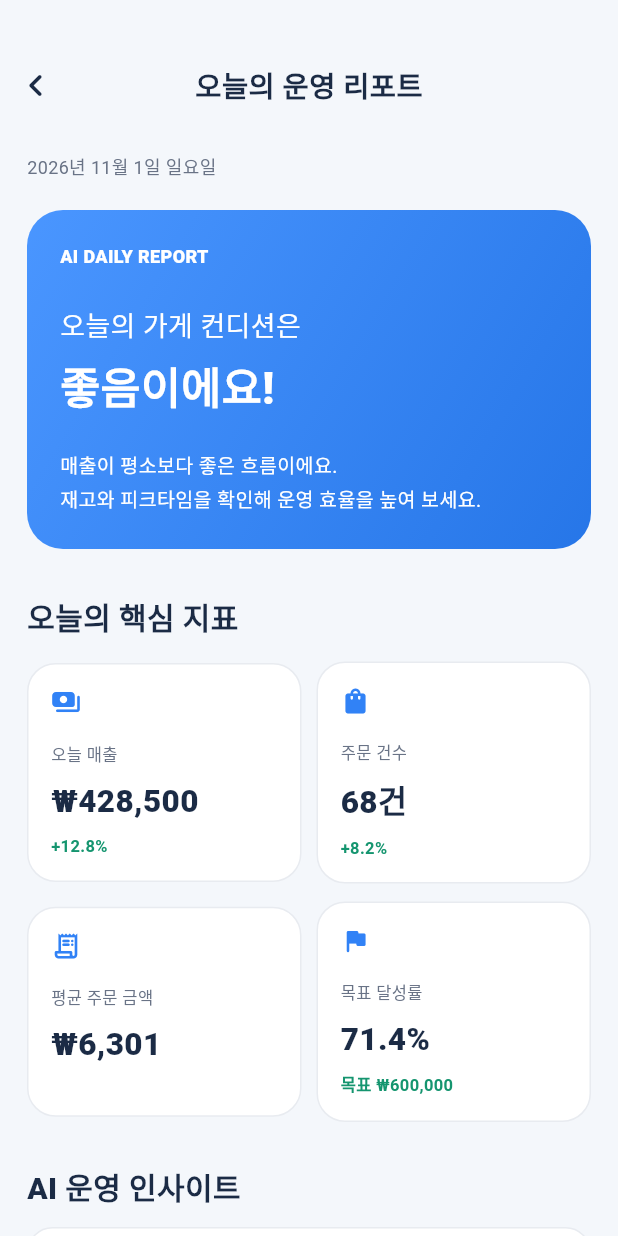
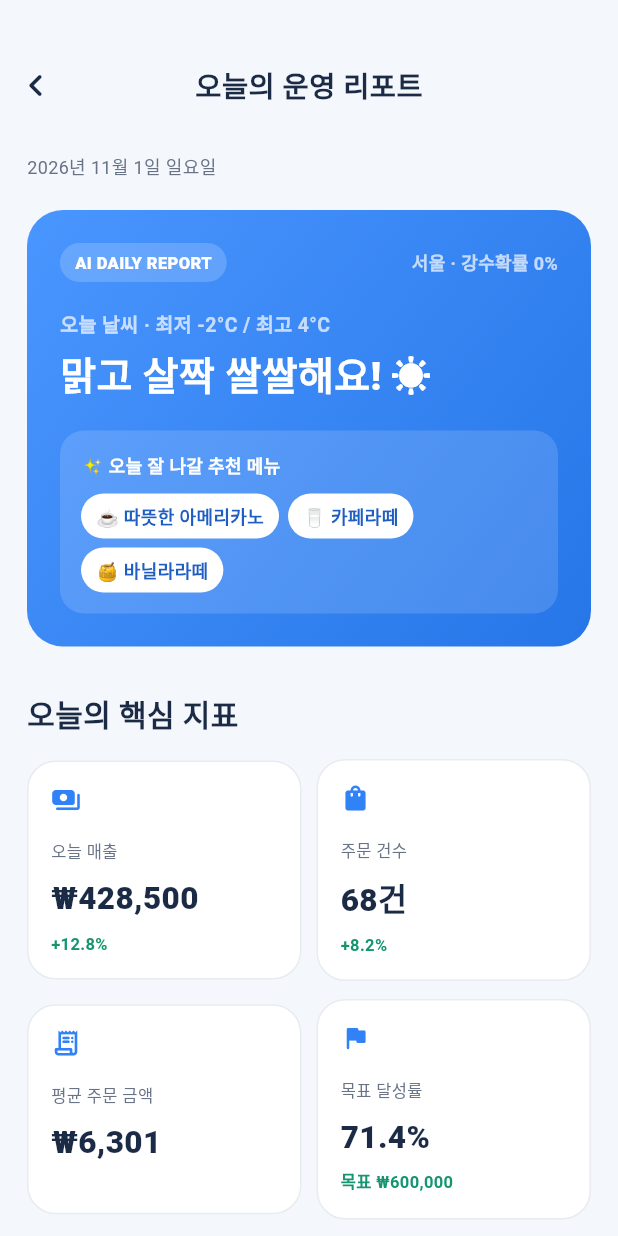
Before and after one commit to 404FOUND-project/storeAI, a Flutter app: the ReportScreen screen opened directly, on a phone screen of 412 x 824 dp. Run offline on Flutter 3.47's test engine with Material 3 defaults, Android fonts, the phone set to English and light mode, and no system bars; our stand-ins replace shared_preferences; accounts and stored records are empty.

Commit message:
feat: update AI daily report card UI

```diff
--- a/frontend/lib/main.dart
+++ b/frontend/lib/main.dart
@@ -3141,38 +3141,74 @@ class ReportScreen extends StatelessWidget {
                         ),
                         borderRadius: BorderRadius.circular(24),
                       ),
-                      child: const Column(
+                      child: Column(
                         crossAxisAlignment: CrossAxisAlignment.start,
                         children: [
-                          Text(
-                            'AI DAILY REPORT',
-                            style: TextStyle(
-                              color: Colors.white,
-                              fontSize: 12,
-                              fontWeight: FontWeight.w800,
+                          Row(
+                            mainAxisAlignment: MainAxisAlignment.spaceBetween,
+                            children: [
+                              Container(
+                                padding: const EdgeInsets.symmetric(horizontal: 10, vertical: 5),
+                                decoration: BoxDecoration(
+                                  color: Colors.white.withValues(alpha: 0.18),
+                                  borderRadius: BorderRadius.circular(20),
+                                ),
+                                child: const Text(
+                                  'AI DAILY REPORT',
+                                  style: TextStyle(color: Colors.white, fontSize: 11, fontWeight: FontWeight.w800),
+                                ),
+                              ),
+                              const Text(
+                                '\uC11C\uC6B8 \u00B7 \uAC15\uC218\uD655\uB960 0%',
+                                style: TextStyle(color: Colors.white70, fontSize: 12, fontWeight: FontWeight.w600),
+                              ),
+                            ],
+                          ),
+                          const SizedBox(height: 18),
+                          const Text(
+                            '\uC624\uB298 \uB0A0\uC528 \u00B7 \uCD5C\uC800 -2\u00B0C / \uCD5C\uACE0 4\u00B0C',
+                            style: TextStyle(color: Colors.white70, fontSize: 13, fontWeight: FontWeight.w600),
+                          ),
+                          const SizedBox(height: 4),
+                          const Text(
+                            '\uB9D1\uACE0 \uC0B4\uC9DD \uC300\uC300\uD574\uC694! \u2600\uFE0F',
+                            style: TextStyle(color: Colors.white, fontSize: 26, fontWeight: FontWeight.w800),
+                          ),
+                          const SizedBox(height: 18),
+                          Container(
+                            width: double.infinity,
+                            padding: const EdgeInsets.all(14),
+                            decoration: BoxDecoration(
+                              color: Colors.white.withValues(alpha: 0.14),
+                              borderRadius: BorderRadius.circular(16),
                             ),
-                          ),
-                          SizedBox(height: 25),
-                          Text(
-                            '오늘의 가게 컨디션은',
-                            style: TextStyle(color: Colors.white, fontSize: 18),
-                          ),
-                          SizedBox(height: 5),
-                          Text(
-                            '좋음이에요!',
-                            style: TextStyle(
-                              color: Colors.white,
-                              fontSize: 29,
-                              fontWeight: FontWeight.w800,
-                            ),
-                          ),
-                          SizedBox(height: 18),
-                          Text(
-                            '매출이 평소보다 좋은 흐름이에요.\n재고와 피크타임을 확인해 운영 효율을 높여 보세요.',
-                            style: TextStyle(
-                              color: Colors.white,
-                              fontSize: 13,
-                              height: 1.7,
+                            child: Column(
+                              crossAxisAlignment: CrossAxisAlignment.start,
+                              children: [
+                                const Text(
+                                  '\u2728 \uC624\uB298 \uC798 \uB098\uAC08 \uCD94\uCC9C \uBA54\uB274',
+                                  style: TextStyle(color: Colors.white, fontSize: 12, fontWeight: FontWeight.w700),
+                                ),
+                                const SizedBox(height: 10),
+                                Wrap(
+                                  spacing: 6,
+                                  runSpacing: 6,
+                                  children: [
+                                    for (final m in ['\u2615 \uB530\uB73B\uD55C \uC544\uBA54\uB9AC\uCE74\uB178', '\uD83E\uDD5B \uCE74\uD398\uB77C\uB5BC', '\uD83C\uDF6F \uBC14\uB2D0\uB77C\uB77C\uB5BC'])
+                                      Container(
+                                        padding: const EdgeInsets.symmetric(horizontal: 10, vertical: 6),
+                                        decoration: BoxDecoration(
+                                          color: Colors.white,
+                                          borderRadius: BorderRadius.circular(20),
+                                        ),
+                                        child: Text(
+                                          m,
+                                          style: const TextStyle(color: Color(0xFF1E5EC2), fontSize: 12, fontWeight: FontWeight.w700),
+                                        ),
+                                      ),
+                                  ],
+                                ),
+                              ],
                             ),
                           ),
                         ],
```
